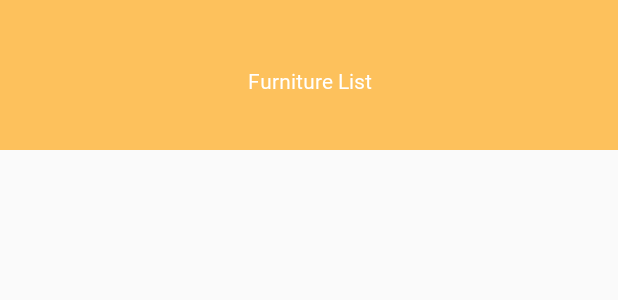
After one commit to justbeaver97/2021-Summer-ValueUp, an Android app: the layout drawer_header.xml on its own in the app's theme, with its tools: preview values and no code run, on a phone screen of 412 x 824 dp. The commit adds this screen. Shown: the top 300 px of the screen. Run offline under Robolectric (Android 15) with nearby library versions, the phone set to English and light mode, and no system bars.

Commit message:
0715
drawer header+menu

```diff
--- /dev/null
+++ b/android application/samples/gltf/app/src/main/res/layout/drawer_header.xml
@@ -0,0 +1,18 @@
+<?xml version="1.0" encoding="utf-8"?>
+<RelativeLayout xmlns:android="http://schemas.android.com/apk/res/android"
+    android:layout_width="match_parent"
+    android:layout_height="100dp"
+    android:background="#A1FFA000"
+    android:padding="8dp">
+
+    <TextView
+        android:id="@+id/header_tv"
+        android:layout_width="match_parent"
+        android:layout_height="match_parent"
+        android:layout_marginTop="8dp"
+        android:fontFamily="@font/app_main_font"
+        android:gravity="center"
+        android:text="Furniture List"
+        android:textColor="#ffffff" />
+
+</RelativeLayout>
```
Also changed, not shown: android application/samples/gltf/app/src/main/res/layout/activity_ux.xml (+41 -12 lines), android application/samples/gltf/app/src/main/res/menu/drawer_menu.xml (added, +9 -0 lines).
